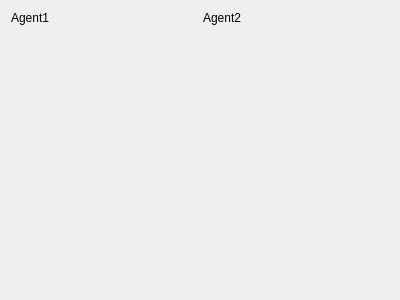
Above: Visualizer/ciphercards.ui from tnct-spc/procon2018-comp before the change. Below: the same form after it.
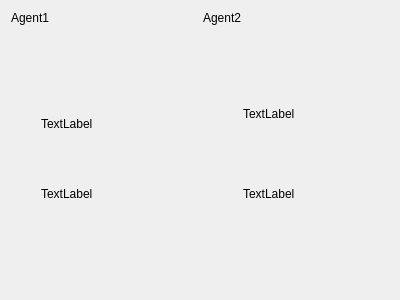
That is the form after the change.

Patch:
```diff
--- a/Visualizer/ciphercards.ui
+++ b/Visualizer/ciphercards.ui
@@ -41,10 +41,64 @@
     </widget>
    </item>
    <item row="1" column="0">
-    <widget class="QWidget" name="agent1Widget" native="true"/>
+    <widget class="QWidget" name="agent1Widget" native="true">
+     <widget class="QLabel" name="mark1">
+      <property name="geometry">
+       <rect>
+        <x>30</x>
+        <y>80</y>
+        <width>108</width>
+        <height>25</height>
+       </rect>
+      </property>
+      <property name="text">
+       <string>TextLabel</string>
+      </property>
+     </widget>
+     <widget class="QLabel" name="num1">
+      <property name="geometry">
+       <rect>
+        <x>30</x>
+        <y>150</y>
+        <width>108</width>
+        <height>25</height>
+       </rect>
+      </property>
+      <property name="text">
+       <string>TextLabel</string>
+      </property>
+     </widget>
+    </widget>
    </item>
    <item row="1" column="1">
-    <widget class="QWidget" name="agent2Widget" native="true"/>
+    <widget class="QWidget" name="agent2Widget" native="true">
+     <widget class="QLabel" name="mark2">
+      <property name="geometry">
+       <rect>
+        <x>40</x>
+        <y>70</y>
+        <width>108</width>
+        <height>25</height>
+       </rect>
+      </property>
+      <property name="text">
+       <string>TextLabel</string>
+      </property>
+     </widget>
+     <widget class="QLabel" name="num2">
+      <property name="geometry">
+       <rect>
+        <x>40</x>
+        <y>150</y>
+        <width>108</width>
+        <height>25</height>
+       </rect>
+      </property>
+      <property name="text">
+       <string>TextLabel</string>
+      </property>
+     </widget>
+    </widget>
    </item>
   </layout>
  </widget>
```
